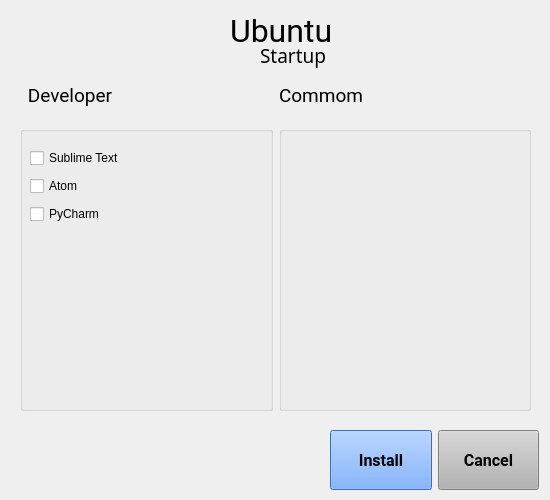
Old version of the form ubuntu_startup.ui in the repository pedrorls/ubuntu-startup.
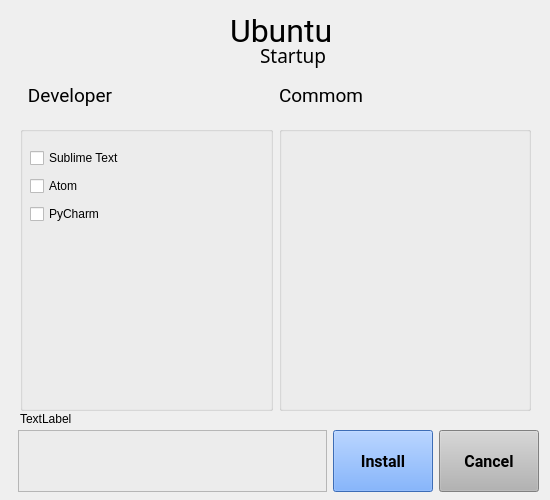
New version of the form.

Commit message: Improvements made on install method

The edit to the form file:
```diff
--- a/ubuntu_startup.ui
+++ b/ubuntu_startup.ui
@@ -2,6 +2,14 @@
 <ui version="4.0">
  <class>MainWindow</class>
  <widget class="QMainWindow" name="MainWindow">
+  <property name="geometry">
+   <rect>
+    <x>0</x>
+    <y>0</y>
+    <width>550</width>
+    <height>500</height>
+   </rect>
+  </property>
   <property name="sizePolicy">
    <sizepolicy hsizetype="Preferred" vsizetype="Preferred">
     <horstretch>0</horstretch>
@@ -81,16 +89,29 @@
      <string>Startup</string>
     </property>
    </widget>
-   <widget class="QWidget" name="">
+   <widget class="QWidget" name="layoutWidget">
     <property name="geometry">
      <rect>
-      <x>330</x>
+      <x>18</x>
       <y>430</y>
-      <width>209</width>
-      <height>60</height>
+      <width>521</width>
+      <height>62</height>
      </rect>
     </property>
     <layout class="QHBoxLayout" name="horizontalLayout">
+     <item>
+      <widget class="QTextEdit" name="textEdit">
+       <property name="minimumSize">
+        <size>
+         <width>200</width>
+         <height>0</height>
+        </size>
+       </property>
+       <property name="styleSheet">
+        <string notr="true">background-color: rgb(236, 236, 236);</string>
+       </property>
+      </widget>
+     </item>
      <item>
       <widget class="QPushButton" name="installBtn">
        <property name="sizePolicy">
@@ -99,6 +120,12 @@
          <verstretch>0</verstretch>
         </sizepolicy>
        </property>
+       <property name="minimumSize">
+        <size>
+         <width>100</width>
+         <height>0</height>
+        </size>
+       </property>
        <property name="font">
         <font>
          <family>Roboto</family>
@@ -127,6 +154,12 @@
          <verstretch>0</verstretch>
         </sizepolicy>
        </property>
+       <property name="minimumSize">
+        <size>
+         <width>100</width>
+         <height>0</height>
+        </size>
+       </property>
        <property name="font">
         <font>
          <family>Roboto</family>
@@ -146,7 +179,7 @@
      </item>
     </layout>
    </widget>
-   <widget class="QWidget" name="">
+   <widget class="QWidget" name="layoutWidget">
     <property name="geometry">
      <rect>
       <x>20</x>
@@ -269,19 +302,21 @@
      </item>
     </layout>
    </widget>
-   <zorder>listWidget</zorder>
-   <zorder>verticalScrollBar</zorder>
-   <zorder>verticalScrollBar</zorder>
-   <zorder>listView</zorder>
-   <zorder>listView_2</zorder>
-   <zorder>mdiArea</zorder>
-   <zorder>mdiArea_2</zorder>
-   <zorder>groupBox</zorder>
-   <zorder>groupBox_2</zorder>
-   <zorder>label_2</zorder>
-   <zorder>label</zorder>
-   <zorder>groupBox</zorder>
-   <zorder>groupBox_2</zorder>
+   <widget class="QLabel" name="label_5">
+    <property name="geometry">
+     <rect>
+      <x>20</x>
+      <y>410</y>
+      <width>301</width>
+      <height>17</height>
+     </rect>
+    </property>
+    <property name="text">
+     <string>TextLabel</string>
+    </property>
+   </widget>
+   <zorder>layoutWidget</zorder>
+   <zorder>layoutWidget</zorder>
    <zorder>label_3</zorder>
    <zorder>label_4</zorder>
   </widget>
```
Left out of the diff: 25 changed lines with no effect on the pictures. The commit also changes 1 other file.
